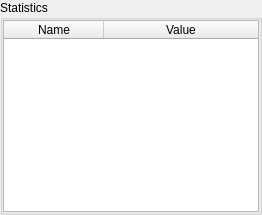
Above: gui/statwidget.ui from gmackie/GR-ABM-ODE-2D before the change. Below: the same form after it.
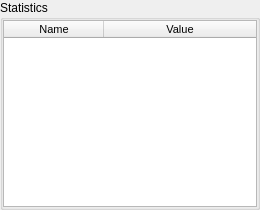
That is the form after the change.

Commit message: Fixed font size for stat widget to correlate with what was there before

```diff
--- a/gui/statwidget.ui
+++ b/gui/statwidget.ui
@@ -2,6 +2,14 @@
 <ui version="4.0">
  <class>StatWidgetClass</class>
  <widget class="QWidget" name="StatWidgetClass">
+  <property name="geometry">
+   <rect>
+    <x>0</x>
+    <y>0</y>
+    <width>260</width>
+    <height>210</height>
+   </rect>
+  </property>
   <property name="windowTitle">
    <string>StatWidget</string>
   </property>
@@ -20,6 +28,11 @@
       </property>
       <item>
        <widget class="QTableWidget" name="tableWidget">
+        <property name="font">
+         <font>
+          <pointsize>8</pointsize>
+         </font>
+        </property>
         <property name="editTriggers">
          <set>QAbstractItemView::NoEditTriggers</set>
         </property>
```
